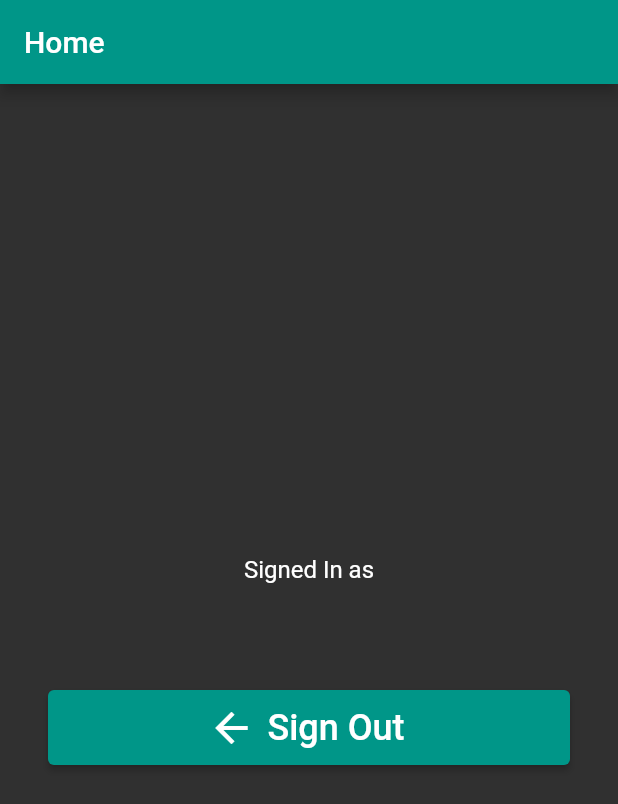
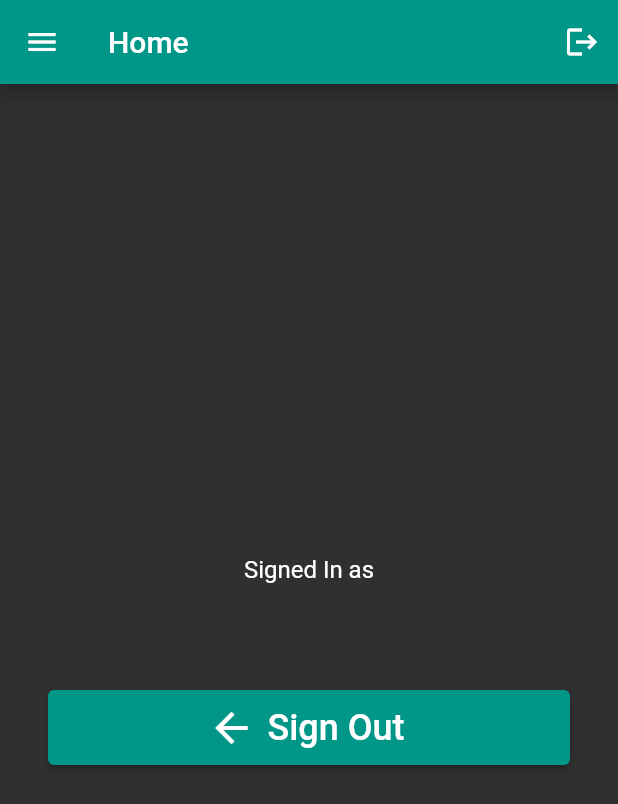
Before and after one commit to eumonma/caib, a Flutter app: the screen it shows once a user with an empty profile is signed in, on a phone screen of 412 x 824 dp. Shown: the top 804 px of the screen. Run offline on Flutter 3.47's test engine with Material 2 defaults, Android fonts, the light colour scheme and no system bars; our stand-ins replace firebase_auth, firebase_core; accounts and stored records are empty; network calls fail.

Commit message:
Modificar un poco home_page

```diff
--- a/lib/page/home_page.dart
+++ b/lib/page/home_page.dart
@@ -8,7 +8,23 @@ class HomePage extends StatelessWidget {
 
     return Scaffold(
       appBar: AppBar(
+        leading: Builder(builder: (BuildContext context) {
+          return IconButton(
+            icon: const Icon(Icons.menu),
+            tooltip: 'Menú',
+            onPressed: () {
+              Scaffold.of(context).openDrawer();
+            },
+          );
+        }),
         title: Text('Home'),
+        actions: <Widget>[
+          IconButton(
+            icon: const Icon(Icons.logout),
+            tooltip: 'Logout',
+            onPressed: () => FirebaseAuth.instance.signOut(),
+          )
+        ],
       ),
       body: Padding(
         padding: EdgeInsets.all(32),
```
Also changed, not shown: lib/utils.dart (added, +15 -0 lines), lib/widget/login_widget.dart (+23 -0 lines).
